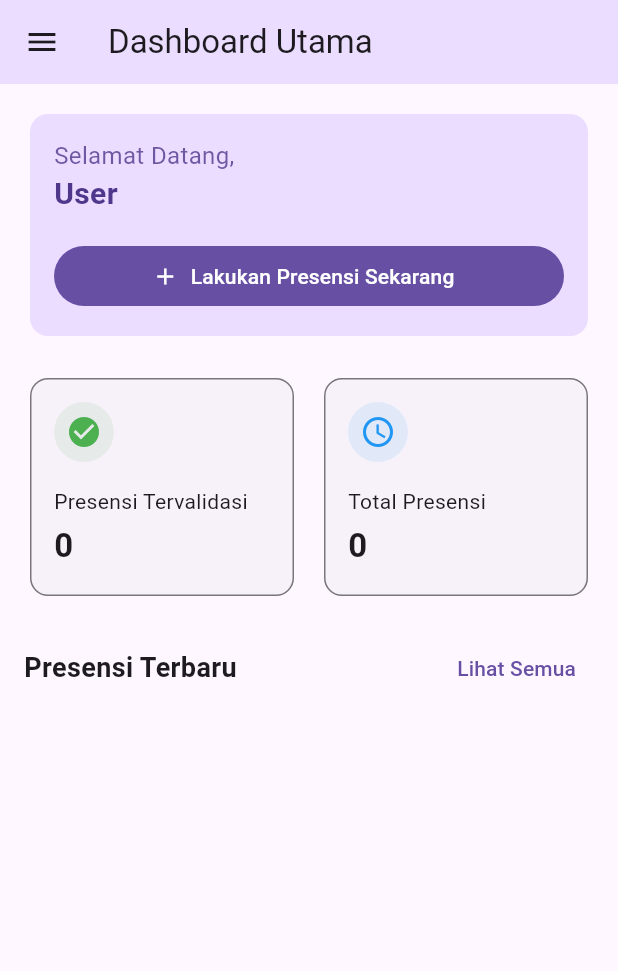
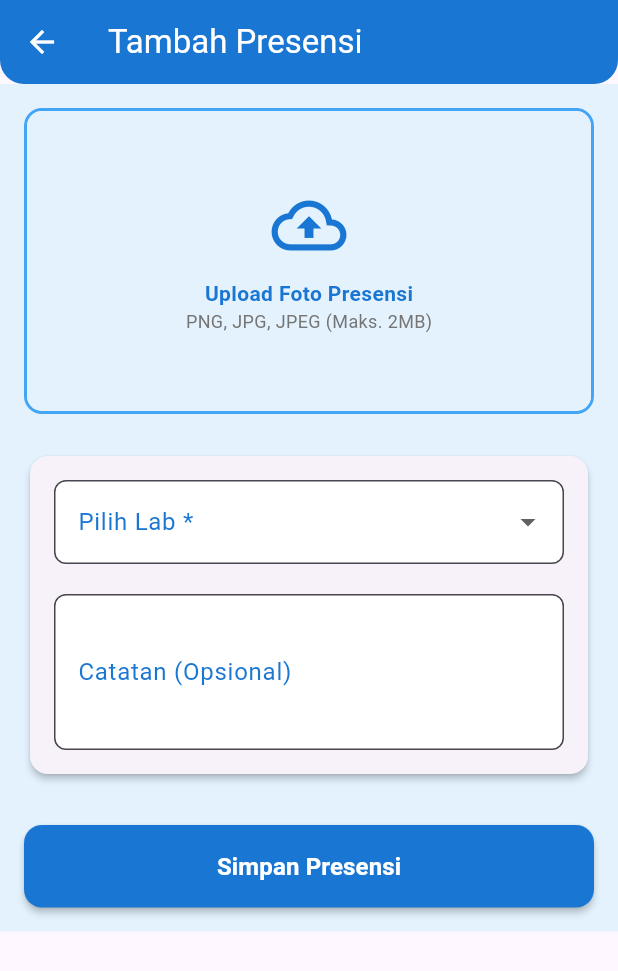
Before and after one commit to fxsym/presensi-fa-mobile, a Flutter app: the MainPage screen opened by its route, after a tap on "Lakukan Presensi Sekarang", on a phone screen of 412 x 824 dp. Shown: the top 971 px of the screen. Run offline on Flutter 3.47's test engine with Material 3 defaults, Android fonts, the phone set to English and light mode, and no system bars; our stand-ins replace image_picker, shared_preferences; accounts and stored records are empty; network calls fail.

Commit message:
Add presence_add_page.dart to add new presence and worth it succesfully

```diff
--- a/lib/main.dart
+++ b/lib/main.dart
@@ -2,6 +2,7 @@ import 'package:flutter/material.dart';
 import 'package:presensi_fa_mobile/pages/dashboard_page.dart';
 import 'package:presensi_fa_mobile/pages/login_page.dart';
 import 'package:presensi_fa_mobile/pages/main_page.dart';
+import 'package:presensi_fa_mobile/pages/presence_add_page.dart';
 import 'package:presensi_fa_mobile/pages/presence_page.dart';
 
 void main() {
@@ -30,6 +31,8 @@ class MyApp extends StatelessWidget {
             return MaterialPageRoute(builder: (context) => MainPage());
           case '/dashboard':
             return MaterialPageRoute(builder: (context) => DashboardPage());
+          case '/presence/add':
+            return MaterialPageRoute(builder: (context) => PresenceAddPage());
           default:
             return null;
         }
--- a/lib/pages/presence_add_page.dart
+++ b/lib/pages/presence_add_page.dart
@@ -0,0 +1,373 @@
+import 'dart:io' as io;
+import 'package:flutter/foundation.dart';
+import 'package:flutter/material.dart';
+import 'package:image_picker/image_picker.dart';
+import 'dart:typed_data';
+import 'package:presensi_fa_mobile/functions/presence_function.dart';
+
+class PresenceAddPage extends StatefulWidget {
+  @override
+  _PresenceAddPageState createState() => _PresenceAddPageState();
+}
+
+class _PresenceAddPageState extends State<PresenceAddPage> {
+  io.File? _image;
+  Uint8List? _webImage;
+  String? _lab;
+  String _note = '';
+  bool _loading = false;
+  String? _error;
+  bool _isSuccess = false;
+
+  final _formKey = GlobalKey<FormState>();
+  final Color _primaryColor = Colors.blue.shade700;
+  final Color _accentColor = Colors.blue.shade400;
+  final Color _lightBlue = Colors.blue.shade50;
+
+  Future<void> _pickImage() async {
+    final picker = ImagePicker();
+    final picked = await picker.pickImage(source: ImageSource.gallery);
+
+    if (picked != null) {
+      if (kIsWeb) {
+        final bytes = await picked.readAsBytes();
+        final size = bytes.lengthInBytes;
+
+        if (size > 2 * 1024 * 1024) {
+          setState(() {
+            _error = "Ukuran gambar tidak boleh lebih dari 2MB.";
+            _webImage = null;
+          });
+        } else {
+          setState(() {
+            _webImage = bytes;
+            _image = null;
+            _error = null;
+          });
+        }
+      } else {
+        final file = io.File(picked.path);
+        final size = await file.length();
+
+        if (size > 2 * 1024 * 1024) {
+          setState(() {
+            _error = "Ukuran gambar tidak boleh lebih dari 2MB.";
+            _image = null;
+          });
+        } else {
+          setState(() {
+            _image = file;
+            _webImage = null;
+            _error = null;
+          });
+        }
+      }
+    }
+  }
+
+  Future<void> _submit() async {
+    if (!(_formKey.currentState?.validate() ?? false)) return;
+    if ((kIsWeb ? _webImage == null : _image == null)) {
+      setState(() => _error = "Gambar wajib diunggah.");
+      return;
+    }
+
+    setState(() {
+      _loading = true;
+      _error = null;
+    });
+
+    try {
+      final response = await addPresence(
+        lab: _lab!,
+        note: _note.isEmpty ? null : _note,
+        imageFile: _image,
+        webImageBytes: _webImage,
+        isWeb: kIsWeb,
+      );
+
+      if (response.statusCode == 200 || response.statusCode == 201) {
+        setState(() => _isSuccess = true);
+      } else {
+        final resBody = await response.stream.bytesToString();
+        setState(() => _error = "Gagal menyimpan data: ${resBody}");
+      }
+    } catch (e) {
+      setState(() => _error = "Gagal menyimpan data: ${e.toString()}");
+    } finally {
+      if (mounted) setState(() => _loading = false);
+    }
+  }
+
+  Widget _buildImagePreview() {
+    return Container(
+      decoration: BoxDecoration(
+        borderRadius: BorderRadius.circular(12),
+        border: Border.all(
+          color: _accentColor,
+          width: 2,
+          style: BorderStyle.solid,
+        ),
+      ),
+      child: ClipRRect(
+        borderRadius: BorderRadius.circular(10),
+        child:
+            _webImage != null
+                ? Image.memory(
+                  _webImage!,
+                  width: double.infinity,
+                  height: 200,
+                  fit: BoxFit.cover,
+                )
+                : _image != null
+                ? Image.file(
+                  _image!,
+                  width: double.infinity,
+                  height: 200,
+                  fit: BoxFit.cover,
+                )
+                : Container(
+                  width: double.infinity,
+                  height: 200,
+                  color: _lightBlue,
+                  alignment: Alignment.center,
+                  child: Column(
+                    mainAxisAlignment: MainAxisAlignment.center,
+                    children: [
+                      Icon(
+                        Icons.cloud_upload_outlined,
+                        size: 50,
+                        color: _primaryColor,
+                      ),
+                      const SizedBox(height: 10),
+                      Text(
+                        "Upload Foto Presensi",
+                        style: TextStyle(
+                          color: _primaryColor,
+                          fontWeight: FontWeight.bold,
+                        ),
+                      ),
+                      Text(
+                        "PNG, JPG, JPEG (Maks. 2MB)",
+                        style: TextStyle(
+                          fontSize: 12,
+                          color: Colors.grey.shade600,
+                        ),
+                      ),
+                    ],
+                  ),
+                ),
+      ),
+    );
+  }
+
+  @override
+  Widget build(BuildContext context) {
+    return Scaffold(
+      appBar: AppBar(
+        title: const Text("Tambah Presensi"),
+        backgroundColor: _primaryColor,
+        foregroundColor: Colors.white,
+        elevation: 0,
+        shape: const RoundedRectangleBorder(
+          borderRadius: BorderRadius.vertical(bottom: Radius.circular(16)),
+        ),
+      ),
+      body: Stack(
+        children: [
+          Container(
+            color: _lightBlue,
+            child: SingleChildScrollView(
+              padding: const EdgeInsets.all(16),
+              child: Form(
+                key: _formKey,
+                child: Column(
+                  children: [
+                    if (_error != null)
+                      Container(
+                        margin: const EdgeInsets.only(bottom: 16),
+                        padding: const EdgeInsets.all(12),
+                        decoration: BoxDecoration(
+                          color: Colors.red.shade50,
+                          borderRadius: BorderRadius.circular(12),
+                          border: Border.all(color: Colors.red.shade100),
+                        ),
+                        child: Row(
+                          children: [
+                            Icon(Icons.error, color: Colors.red.shade600),
+                            const SizedBox(width: 8),
+                            Expanded(
+                              child: Text(
+                                _error!,
+                                style: TextStyle(color: Colors.red.shade800),
+                              ),
+                            ),
+                          ],
+                        ),
+                      ),
+                    GestureDetector(
+                      onTap: _pickImage,
+                      child: _buildImagePreview(),
+                    ),
+                    const SizedBox(height: 24),
+                    Card(
+                      elevation: 2,
+                      shape: RoundedRectangleBorder(
+                        borderRadius: BorderRadius.circular(12),
+                      ),
+                      child: Padding(
+                        padding: const EdgeInsets.all(16),
+                        child: Column(
+                          children: [
+                            DropdownButtonFormField<String>(
+                              decoration: InputDecoration(
+                                labelText: "Pilih Lab *",
+                                labelStyle: TextStyle(color: _primaryColor),
+                                border: OutlineInputBorder(
+                                  borderRadius: BorderRadius.circular(8),
+                                  borderSide: BorderSide(color: _accentColor),
+                                ),
+                                focusedBorder: OutlineInputBorder(
+                                  borderRadius: BorderRadius.circular(8),
+                                  borderSide: BorderSide(color: _primaryColor),
+                                ),
+                                filled: true,
+                                fillColor: Colors.white,
+                              ),
+                              value: _lab,
+                              validator:
+                                  (value) =>
+                                      value == null
+                                          ? "Pilih lab terlebih dahulu"
+                                          : null,
+                              onChanged:
+                                  (value) => setState(() => _lab = value),
+                              items:
+                                  List.generate(6, (i) => "Lab ${i + 1}")
+                                      .map(
+                                        (lab) => DropdownMenuItem(
+                                          value: lab,
+                                          child: Text(lab),
+                                        ),
+                                      )
+                                      .toList(),
+                            ),
+                            const SizedBox(height: 20),
+                            TextFormField(
+                              maxLines: 3,
+                              decoration: InputDecoration(
+                                labelText: "Catatan (Opsional)",
+                                labelStyle: TextStyle(color: _primaryColor),
+                                border: OutlineInputBorder(
+                                  borderRadius: BorderRadius.circular(8),
+                                  borderSide: BorderSide(color: _accentColor),
+                                ),
+                                focusedBorder: OutlineInputBorder(
+                                  borderRadius: BorderRadius.circular(8),
+                                  borderSide: BorderSide(color: _primaryColor),
+                                ),
+                                filled: true,
+                                fillColor: Colors.white,
+                              ),
+                              onChanged: (val) => _note = val,
+                            ),
+                          ],
+                        ),
+                      ),
+                    ),
+                    const SizedBox(height: 30),
+                    SizedBox(
+                      width: double.infinity,
+                      child: ElevatedButton(
+                        onPressed: _loading ? null : _submit,
+                        style: ElevatedButton.styleFrom(
+                          padding: const EdgeInsets.symmetric(vertical: 16),
+                          backgroundColor: _primaryColor,
+                          shape: RoundedRectangleBorder(
+                            borderRadius: BorderRadius.circular(12),
+                          ),
+                          elevation: 2,
+                        ),
+                        child:
+                            _loading
+                                ? const SizedBox(
+                                  width: 24,
+                                  height: 24,
+                                  child: CircularProgressIndicator(
+                                    color: Colors.white,
+                                    strokeWidth: 3,
+                                  ),
+                                )
+                                : const Text(
+                                  "Simpan Presensi",
+                                  style: TextStyle(
+                                    color: Colors.white,
+                                    fontSize: 16,
+                                    fontWeight: FontWeight.bold,
+                                  ),
+                                ),
+                      ),
+                    ),
+                  ],
+                ),
+              ),
+            ),
+          ),
+          if (_isSuccess) _buildSuccessDialog(),
+        ],
+      ),
+    );
+  }
+
+  Widget _buildSuccessDialog() {
+    return Container(
+      color: Colors.black54,
+      child: Center(
+        child: Dialog(
+          shape: RoundedRectangleBorder(
+            borderRadius: BorderRadius.circular(20),
+          ),
+          child: Padding(
+            padding: const EdgeInsets.all(24),
+            child: Column(
+              mainAxisSize: MainAxisSize.min,
+              children: [
+                Icon(Icons.check_circle, color: Colors.green, size: 60),
+                const SizedBox(height: 20),
+                const Text(
+                  "Presensi Berhasil!",
+                  style: TextStyle(fontSize: 20, fontWeight: FontWeight.bold),
+                ),
+                const SizedBox(height: 10),
+                const Text(
+                  "Data presensi telah berhasil disimpan",
+                  textAlign: TextAlign.center,
+                ),
+                const SizedBox(height: 30),
+                SizedBox(
+                  width: double.infinity,
+                  child: ElevatedButton(
+                    onPressed: () {
+                      Navigator.pushReplacementNamed(context, '/main');
+                    },
+                    style: ElevatedButton.styleFrom(
+                      backgroundColor: _primaryColor,
+                      padding: const EdgeInsets.symmetric(vertical: 16),
+                      shape: RoundedRectangleBorder(
+                        borderRadius: BorderRadius.circular(12),
+                      ),
+                    ),
+                    child: const Text(
+                      "OK",
+                      style: TextStyle(color: Colors.white),
+                    ),
+                  ),
+                ),
+              ],
+            ),
+          ),
+        ),
+      ),
+    );
+  }
+}
--- a/pubspec.yaml
+++ b/pubspec.yaml
@@ -34,6 +34,8 @@ dependencies:
   device_info_plus: ^10.0.1
   shared_preferences: ^2.5.3
   intl: ^0.20.2
+  image_picker: ^1.1.2
+  dotted_border: ^2.0.0
 
   # The following adds the Cupertino Icons font to your application.
   # Use with the CupertinoIcons class for iOS style icons.
```
Also changed, not shown: lib/functions/presence_function.dart (+38 -16 lines), pubspec.lock, 5 other files.
